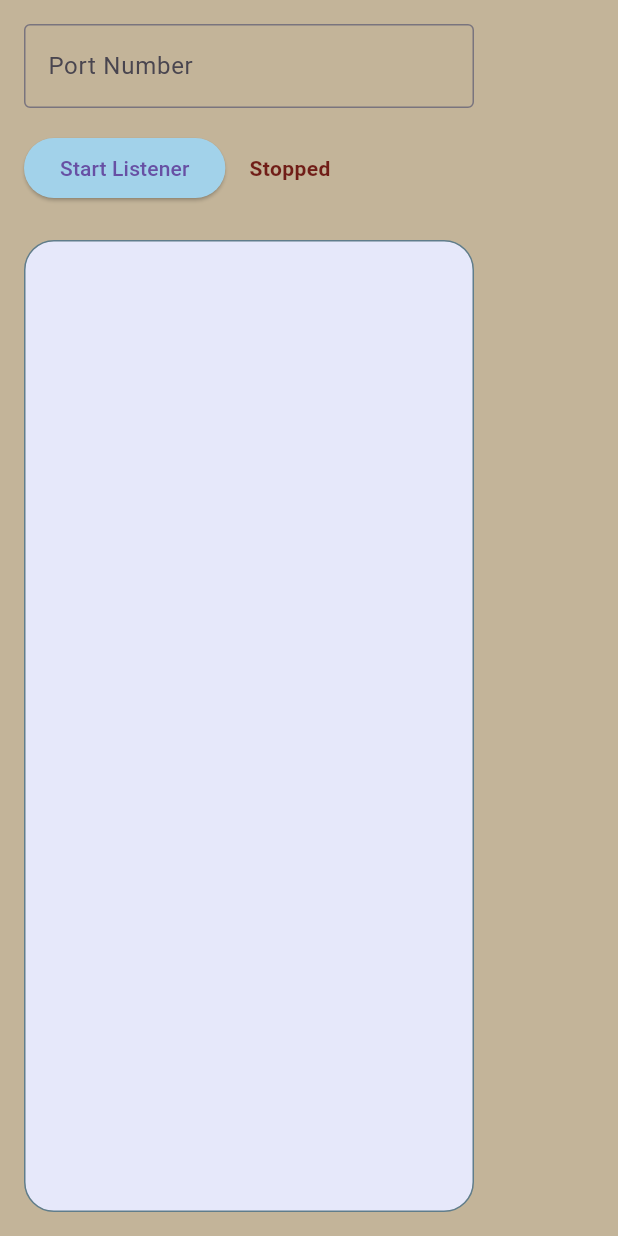
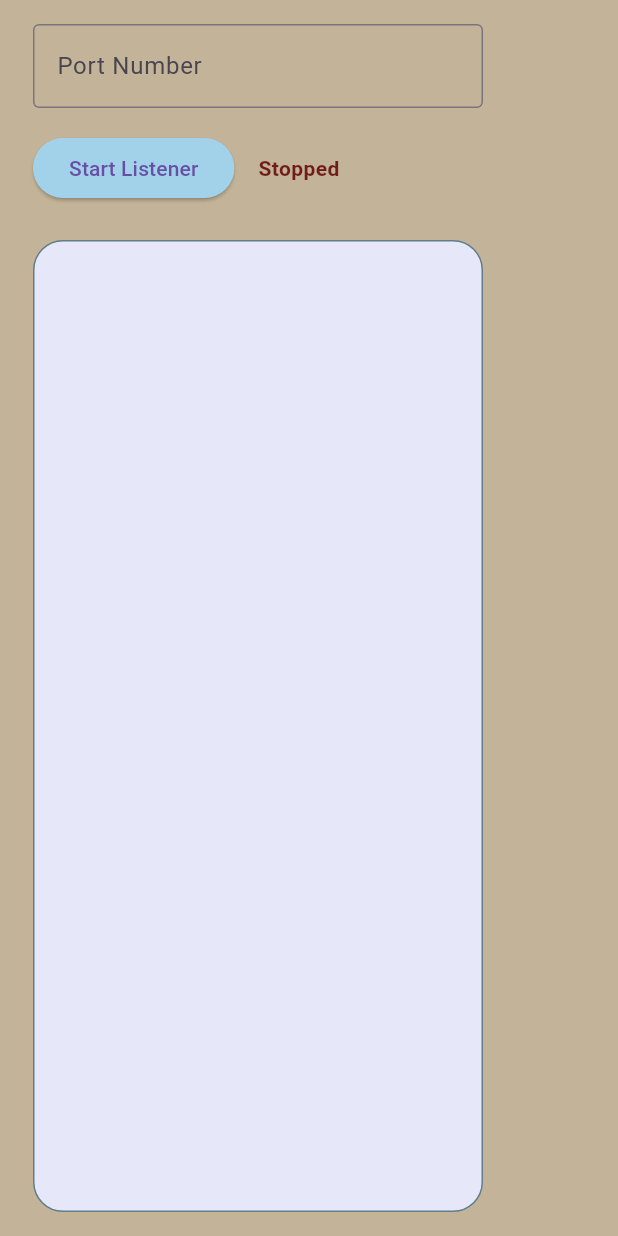
Before and after one commit to erickveil/FlutterListener, a Flutter app: the screen it shows after launch, on a phone screen of 412 x 824 dp. Run offline on Flutter 3.47's test engine with Material 3 defaults, Android fonts, the light colour scheme and no system bars.

Commit message:
Centered elements in window

```diff
--- a/lib/listener_page.dart
+++ b/lib/listener_page.dart
@@ -11,7 +11,9 @@ class ListenerPage extends StatelessWidget {
       //appBar: AppBar(
       //  title: Text('Socket Listener'),
       //),
-      body: Center (
+      body: Center(
+        child: Container(
+          width: 400,
           child: Padding(
             padding: const EdgeInsets.all(16.0),
             child: Consumer<ListenerViewModel>(
@@ -43,13 +45,11 @@ class ListenerPage extends StatelessWidget {
                               }
                             },
                             style: ElevatedButton.styleFrom(
-                          backgroundColor: const Color.fromARGB(255, 162, 210, 234)
-                        ),
+                                backgroundColor:
+                                    const Color.fromARGB(255, 162, 210, 234)),
                             child: Text(viewModel.isListening
                                 ? 'Stop Listener'
-                          : 'Start Listener'
-                          )
-                      ),
+                                : 'Start Listener')),
                         SizedBox(width: 16.0),
                         Text(
                           viewModel.isListening ? 'Listening...' : 'Stopped',
@@ -87,6 +87,7 @@ class ListenerPage extends StatelessWidget {
             ),
           ),
         ),
+      ),
     );
   }
 }
```
Lines whose indentation alone changed are shown as unchanged.
